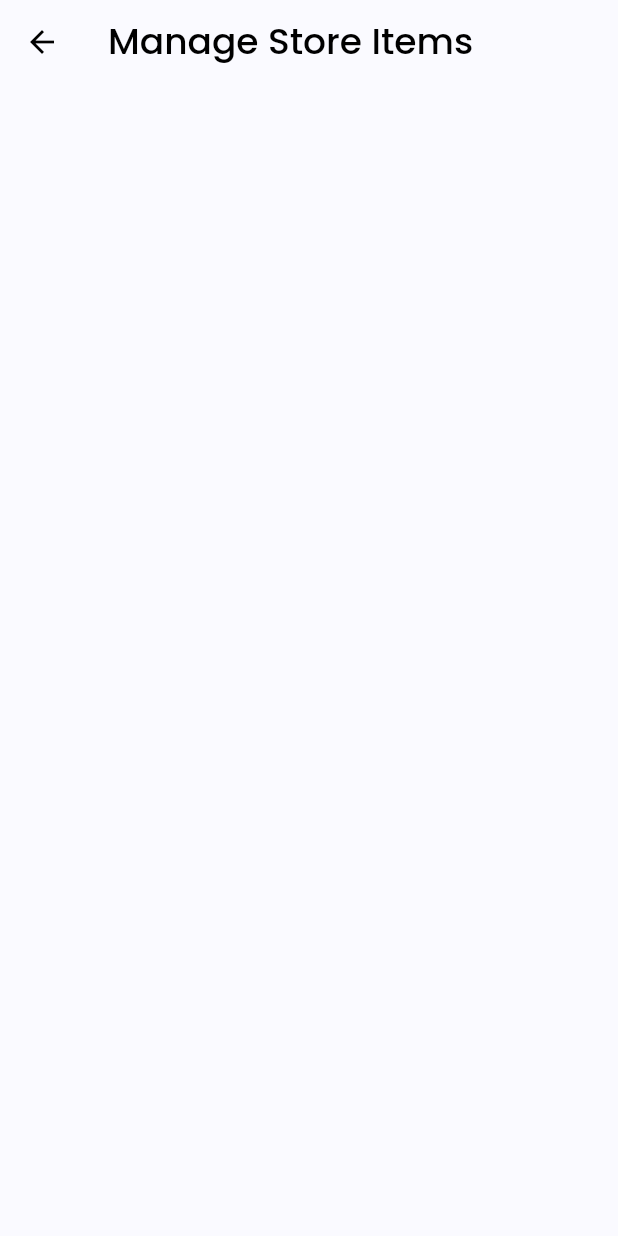
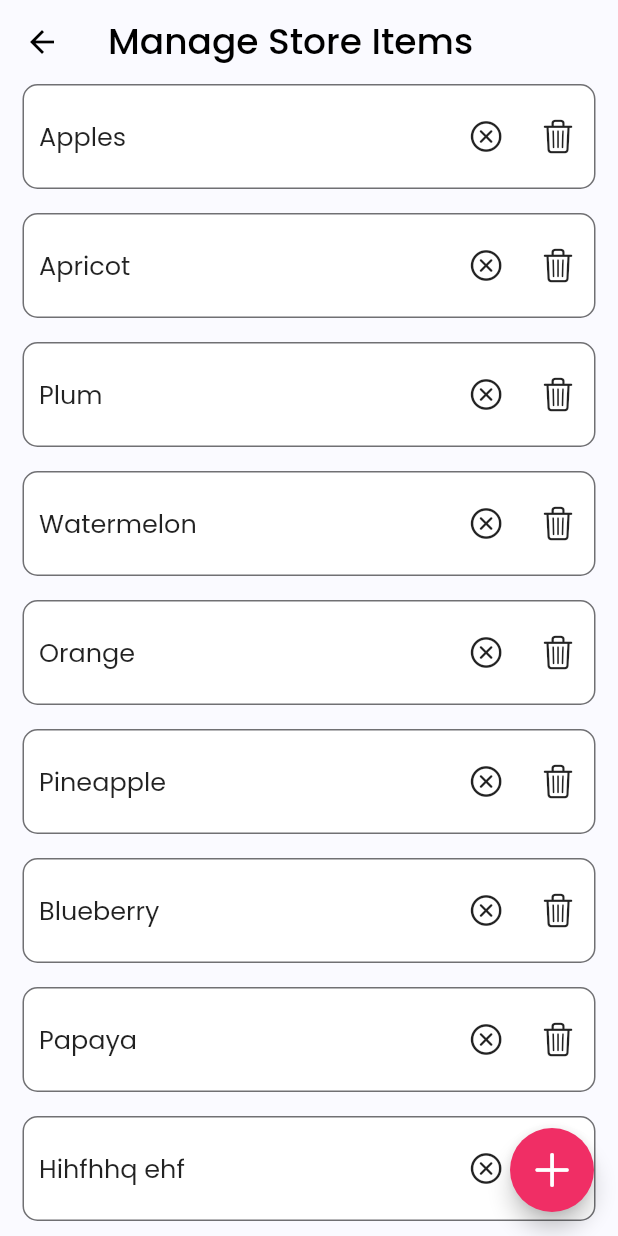
Before and after one commit to asutoshranjan/local-ease, a Flutter app: the StoreListingPage screen opened directly, after a tap on "Manage Items", on a phone screen of 412 x 824 dp. Run offline on Flutter 3.47's test engine with Material 2 defaults, Android fonts, the phone set to English and light mode, and no system bars; our stand-ins replace appwrite, google_fonts, shared_preferences; accounts and stored records are empty.

Commit message:
seller listing

```diff
--- a/lib/seller_screens/manage_store_items.dart
+++ b/lib/seller_screens/manage_store_items.dart
@@ -1,4 +1,8 @@
+import 'package:flutter/cupertino.dart';
 import 'package:flutter/material.dart';
+import 'package:local_ease/seller_screens/add_item_screen.dart';
+import 'package:local_ease/theme/colors.dart';
+import 'package:local_ease/widgets/store_item_card.dart';
 
 class ManageStoreItems extends StatefulWidget {
   const ManageStoreItems({Key? key}) : super(key: key);
@@ -8,12 +12,49 @@ class ManageStoreItems extends StatefulWidget {
 }
 
 class _ManageStoreItemsState extends State<ManageStoreItems> {
+  List storesItem = [
+    "Apples",
+    "Apricot",
+    "Plum",
+    "Watermelon",
+    "Orange",
+    "Pineapple",
+    "Blueberry",
+    "Papaya",
+    "Hihfhhq ehf",
+    "ijfej9efj",
+    "iojfiw",
+    "kowj"
+  ];
+
   @override
   Widget build(BuildContext context) {
     return Scaffold(
       appBar: AppBar(
         title: const Text("Manage Store Items"),
       ),
+      body: ListView.builder(
+          physics: const BouncingScrollPhysics(),
+          itemCount: storesItem.length,
+          itemBuilder: (BuildContext context, int index) {
+            return StoreItemCard(name: storesItem[index]);
+          }),
+      floatingActionButton: FloatingActionButton(
+        backgroundColor: AppColors.pink,
+        onPressed: () {
+          Navigator.push(
+            context,
+            MaterialPageRoute(
+              builder: (_) => const AddItemsScreen(),
+            ),
+          );
+        },
+        child: const Icon(
+          CupertinoIcons.add,
+          size: 32,
+          color: AppColors.white,
+        ),
+      ),
     );
   }
 }
--- a/lib/seller_screens/your_store_page.dart
+++ b/lib/seller_screens/your_store_page.dart
@@ -99,6 +99,16 @@ class _StoreListingPageState extends State<StoreListingPage> {
                         onChanged: (val) {},
                       ),
                       const SizedBox(
+                        height: 20,
+                      ),
+                      TextFieldInput(
+                        title: 'About',
+                        hintText: 'Get freshness of hillside fruits',
+                        onChanged: (val) {},
+                        maxLines: 3,
+                        maxLength: 100,
+                      ),
+                      const SizedBox(
                         height: 25,
                       ),
 
@@ -123,6 +133,8 @@ class _StoreListingPageState extends State<StoreListingPage> {
                             ),
                         ],
                       ),
+
+
 
                       ElevatedButton(
                         onPressed: () {
--- /dev/null
+++ b/lib/widgets/store_item_card.dart
@@ -0,0 +1,42 @@
+import 'package:flutter/cupertino.dart';
+import 'package:flutter/material.dart';
+import 'package:local_ease/theme/colors.dart';
+
+class StoreItemCard extends StatefulWidget {
+  final String name;
+  const StoreItemCard({Key? key, required this.name}) : super(key: key);
+
+  @override
+  State<StoreItemCard> createState() => _StoreItemCardState();
+}
+
+class _StoreItemCardState extends State<StoreItemCard> {
+  @override
+  Widget build(BuildContext context) {
+    return Container(
+      width: double.infinity,
+      height: 70,
+      margin: EdgeInsets.only(left: 15, right: 15, bottom: 16),
+      decoration: BoxDecoration(
+        color: AppColors.white,
+        border: Border.all(color: AppColors.grey),
+        borderRadius: BorderRadius.circular(10),
+      ),
+      child: Row(
+        mainAxisAlignment: MainAxisAlignment.spaceBetween,
+        children: [
+          Padding(
+            padding: const EdgeInsets.only(left: 10),
+            child: Text(widget.name),
+          ),
+          Row(
+            children: [
+              IconButton(onPressed: (){}, icon: Icon(CupertinoIcons.xmark_circle),),
+              IconButton(onPressed: (){}, icon: Icon(CupertinoIcons.delete),),
+            ],
+          ),
+        ],
+      ),
+    );
+  }
+}
--- a/pubspec.yaml
+++ b/pubspec.yaml
@@ -18,6 +18,7 @@ dependencies:
   appwrite: ^9.0.0
   shared_preferences: ^2.1.0
   uuid: ^3.0.7
+  date_picker_timeline: ^1.2.3
 
 dev_dependencies:
   flutter_test:
```
Also changed, not shown: lib/seller_screens/add_item_screen.dart (added, +49 -0 lines), pubspec.lock.
